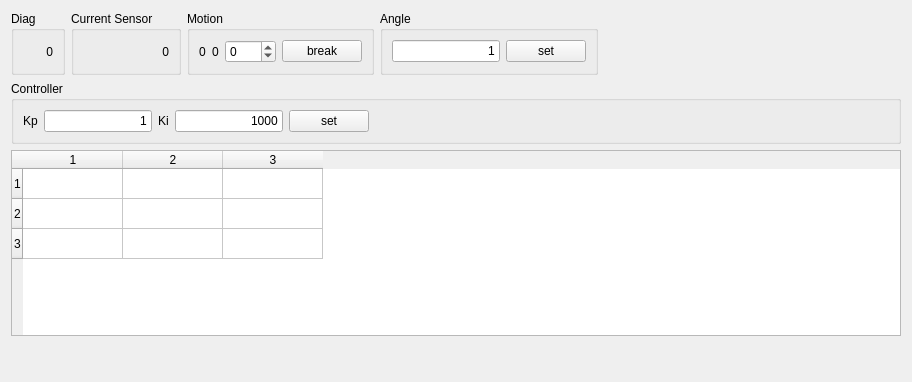
Above: ui/StateWidget.ui from ivantaran/myrotator-gui before the change. Below: the same form after it.
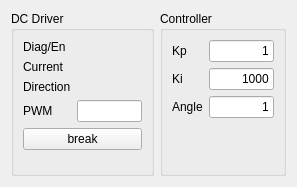
That is the form after the change.

The edit to the form file:
```diff
--- a/ui/StateWidget.ui
+++ b/ui/StateWidget.ui
@@ -6,88 +6,89 @@
    <rect>
     <x>0</x>
     <y>0</y>
-    <width>912</width>
-    <height>382</height>
+    <width>297</width>
+    <height>187</height>
    </rect>
   </property>
   <property name="windowTitle">
    <string>Form</string>
   </property>
-  <layout class="QVBoxLayout" name="verticalLayout">
+  <layout class="QHBoxLayout" name="horizontalLayout">
    <item>
-    <layout class="QHBoxLayout" name="horizontalLayout_7">
-     <item>
-      <widget class="QGroupBox" name="groupBox_5">
+    <widget class="QGroupBox" name="groupBox_2">
        <property name="title">
-        <string>Diag</string>
-       </property>
-       <layout class="QHBoxLayout" name="horizontalLayout_6">
-        <item>
+      <string>DC Driver</string>
+     </property>
+     <layout class="QFormLayout" name="formLayout">
+      <item row="0" column="0">
          <widget class="QLabel" name="labelDiag">
           <property name="text">
-           <string>0</string>
-          </property>
+         <string>Diag/En</string>
+        </property>
+       </widget>
+      </item>
+      <item row="0" column="1">
+       <widget class="QLabel" name="labelDiagValue">
+        <property name="text">
+         <string/>
+        </property>
           <property name="alignment">
            <set>Qt::AlignRight|Qt::AlignTrailing|Qt::AlignVCenter</set>
           </property>
          </widget>
         </item>
-       </layout>
-      </widget>
-     </item>
-     <item>
-      <widget class="QGroupBox" name="groupBox_3">
-       <property name="title">
-        <string>Current Sensor</string>
-       </property>
-       <layout class="QHBoxLayout" name="horizontalLayout_4">
-        <item>
-         <widget class="QLabel" name="labelCurrentSensor">
+      <item row="1" column="0">
+       <widget class="QLabel" name="labelCurrent">
+        <property name="text">
+         <string>Current</string>
+        </property>
+       </widget>
+      </item>
+      <item row="1" column="1">
+       <widget class="QLabel" name="labelCurrentValue">
           <property name="text">
-           <string>0</string>
+         <string/>
           </property>
           <property name="alignment">
            <set>Qt::AlignRight|Qt::AlignTrailing|Qt::AlignVCenter</set>
           </property>
          </widget>
         </item>
-       </layout>
-      </widget>
-     </item>
-     <item>
-      <widget class="QGroupBox" name="groupBox_4">
-       <property name="title">
-        <string>Motion</string>
-       </property>
-       <layout class="QHBoxLayout" name="horizontalLayout_3">
-        <item>
-         <widget class="QLabel" name="labelMotion">
+      <item row="2" column="0">
+       <widget class="QLabel" name="labelDirection">
+        <property name="text">
+         <string>Direction</string>
+        </property>
+       </widget>
+      </item>
+      <item row="2" column="1">
+       <widget class="QLabel" name="labelDirectionValue">
           <property name="text">
-           <string>0</string>
+         <string/>
           </property>
          </widget>
         </item>
-        <item>
+      <item row="3" column="0">
          <widget class="QLabel" name="labelPwm">
           <property name="text">
-           <string>0</string>
+         <string>PWM</string>
           </property>
          </widget>
         </item>
-        <item>
-         <widget class="QSpinBox" name="spinBoxMotion">
-          <property name="minimum">
-           <number>-255</number>
-          </property>
-          <property name="maximum">
-           <number>255</number>
-          </property>
-          <property name="singleStep">
-           <number>10</number>
-          </property>
-         </widget>
-        </item>
-        <item>
+      <item row="3" column="1">
+       <widget class="QLineEdit" name="lePwm">
+        <property name="sizePolicy">
+         <sizepolicy hsizetype="Preferred" vsizetype="Preferred">
+          <horstretch>0</horstretch>
+          <verstretch>0</verstretch>
+         </sizepolicy>
+        </property>
+        <property name="alignment">
+         <set>Qt::AlignRight|Qt::AlignTrailing|Qt::AlignVCenter</set>
+        </property>
+       </widget>
+      </item>
+      <item row="4" column="0" colspan="2">
          <widget class="QPushButton" name="buttonMotionBrake">
           <property name="text">
            <string>break</string>
@@ -98,74 +99,22 @@
       </widget>
      </item>
      <item>
-      <widget class="QGroupBox" name="groupBox">
-       <property name="title">
-        <string>Angle</string>
-       </property>
-       <layout class="QHBoxLayout" name="horizontalLayout_5">
-        <item>
-         <widget class="QLineEdit" name="leAngle">
-          <property name="sizePolicy">
-           <sizepolicy hsizetype="Preferred" vsizetype="Fixed">
-            <horstretch>0</horstretch>
-            <verstretch>0</verstretch>
-           </sizepolicy>
-          </property>
-          <property name="text">
-           <string>1</string>
-          </property>
-          <property name="maxLength">
-           <number>8</number>
-          </property>
-          <property name="alignment">
-           <set>Qt::AlignRight|Qt::AlignTrailing|Qt::AlignVCenter</set>
-          </property>
-         </widget>
-        </item>
-        <item>
-         <widget class="QPushButton" name="buttonSetAngle">
-          <property name="text">
-           <string>set</string>
-          </property>
-         </widget>
-        </item>
-       </layout>
-      </widget>
-     </item>
-     <item>
-      <spacer name="horizontalSpacer_2">
-       <property name="orientation">
-        <enum>Qt::Horizontal</enum>
-       </property>
-       <property name="sizeHint" stdset="0">
-        <size>
-         <width>40</width>
-         <height>20</height>
-        </size>
-       </property>
-      </spacer>
-     </item>
-    </layout>
-   </item>
-   <item>
     <widget class="QGroupBox" name="groupBox_6">
      <property name="title">
       <string>Controller</string>
      </property>
-     <layout class="QHBoxLayout" name="horizontalLayout_2">
-      <item>
-       <layout class="QHBoxLayout" name="horizontalLayout">
-        <item>
+     <layout class="QFormLayout" name="formLayout_2">
+      <item row="0" column="0">
          <widget class="QLabel" name="labelKp">
           <property name="text">
            <string>Kp</string>
           </property>
          </widget>
         </item>
-        <item>
+      <item row="0" column="1">
          <widget class="QLineEdit" name="leKp">
           <property name="sizePolicy">
-           <sizepolicy hsizetype="Preferred" vsizetype="Fixed">
+         <sizepolicy hsizetype="Preferred" vsizetype="Preferred">
             <horstretch>0</horstretch>
             <verstretch>0</verstretch>
            </sizepolicy>
@@ -181,17 +130,17 @@
           </property>
          </widget>
         </item>
-        <item>
+      <item row="1" column="0">
          <widget class="QLabel" name="labelKi">
           <property name="text">
            <string>Ki</string>
           </property>
          </widget>
         </item>
-        <item>
+      <item row="1" column="1">
          <widget class="QLineEdit" name="leKi">
           <property name="sizePolicy">
-           <sizepolicy hsizetype="Preferred" vsizetype="Fixed">
+         <sizepolicy hsizetype="Preferred" vsizetype="Preferred">
             <horstretch>0</horstretch>
             <verstretch>0</verstretch>
            </sizepolicy>
@@ -207,66 +156,35 @@
           </property>
          </widget>
         </item>
-        <item>
-         <widget class="QPushButton" name="buttonSetController">
+      <item row="2" column="0">
+       <widget class="QLabel" name="labelAndgle">
+        <property name="text">
+         <string>Angle</string>
+        </property>
+       </widget>
+      </item>
+      <item row="2" column="1">
+       <widget class="QLineEdit" name="leAngle">
           <property name="sizePolicy">
-           <sizepolicy hsizetype="Minimum" vsizetype="Fixed">
+         <sizepolicy hsizetype="Preferred" vsizetype="Preferred">
             <horstretch>0</horstretch>
             <verstretch>0</verstretch>
            </sizepolicy>
           </property>
           <property name="text">
-           <string>set</string>
-          </property>
-         </widget>
-        </item>
-       </layout>
-      </item>
-      <item>
-       <spacer name="horizontalSpacer">
-        <property name="orientation">
-         <enum>Qt::Horizontal</enum>
+         <string>1</string>
+        </property>
+        <property name="maxLength">
+         <number>8</number>
         </property>
-        <property name="sizeHint" stdset="0">
-         <size>
-          <width>40</width>
-          <height>20</height>
-         </size>
+        <property name="alignment">
+         <set>Qt::AlignRight|Qt::AlignTrailing|Qt::AlignVCenter</set>
         </property>
-       </spacer>
+       </widget>
       </item>
      </layout>
     </widget>
    </item>
-   <item>
-    <widget class="QTableWidget" name="tableWidget">
-     <property name="rowCount">
-      <number>3</number>
-     </property>
-     <property name="columnCount">
-      <number>3</number>
-     </property>
-     <row/>
-     <row/>
-     <row/>
-     <column/>
-     <column/>
-     <column/>
-    </widget>
-   </item>
-   <item>
-    <spacer name="verticalSpacer">
-     <property name="orientation">
-      <enum>Qt::Vertical</enum>
-     </property>
-     <property name="sizeHint" stdset="0">
-      <size>
-       <width>20</width>
-       <height>40</height>
-      </size>
-     </property>
-    </spacer>
-   </item>
   </layout>
  </widget>
  <resources/>
```
Lines whose indentation alone changed are shown as unchanged.
